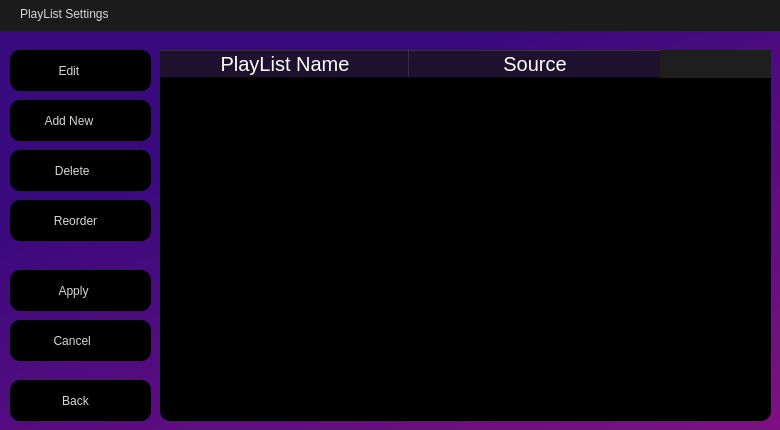
Before: the Qt Designer form assets/PlayListSettings.ui in ifreddyrod/SpyderPlayer, drawn with Qt 5.
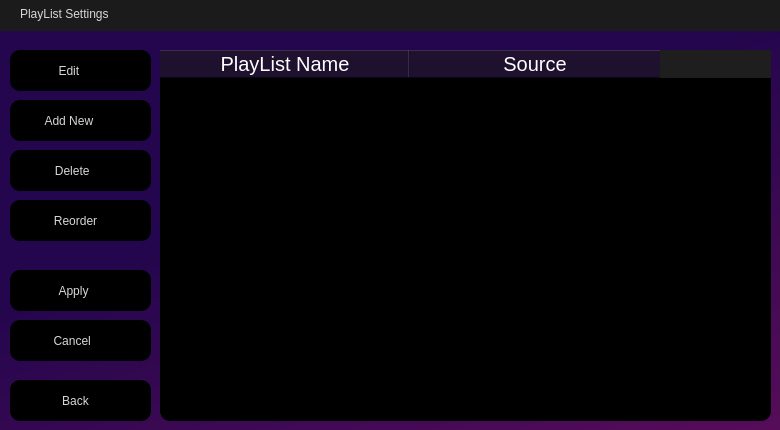
After: the same form once the commit is applied. Icons and pictures are not drawn.

Commit message: - Fixed bug with slider movement not stopping the StalledVideoTimer causing retries after new position - Darkened the background for all settings screens - Added some hooks for potential FFmpeg video player

```diff
--- a/assets/PlayListSettings.ui
+++ b/assets/PlayListSettings.ui
@@ -351,7 +351,8 @@
     </rect>
    </property>
    <property name="styleSheet">
-    <string notr="true">background-color: qlineargradient(spread:pad, x1:0.369, y1:0.182, x2:1, y2:1, stop:0 rgba(57, 9, 126, 255), stop:1 rgba(129, 18, 129, 255));</string>
+    <string notr="true">/*background-color: qlineargradient(spread:pad, x1:0.369, y1:0.182, x2:1, y2:1, stop:0 rgba(57, 9, 126, 255), stop:1 rgba(129, 18, 129, 255));*/
+background-color: qlineargradient(spread:pad, x1:0.506931, y1:0.295636, x2:1, y2:1, stop:0 rgba(35, 6, 77, 255), stop:1 rgba(90, 13, 90, 255));</string>
    </property>
   </widget>
   <widget class="QPushButton" name="Apply_button">
```
The commit also changes 12 other files.
